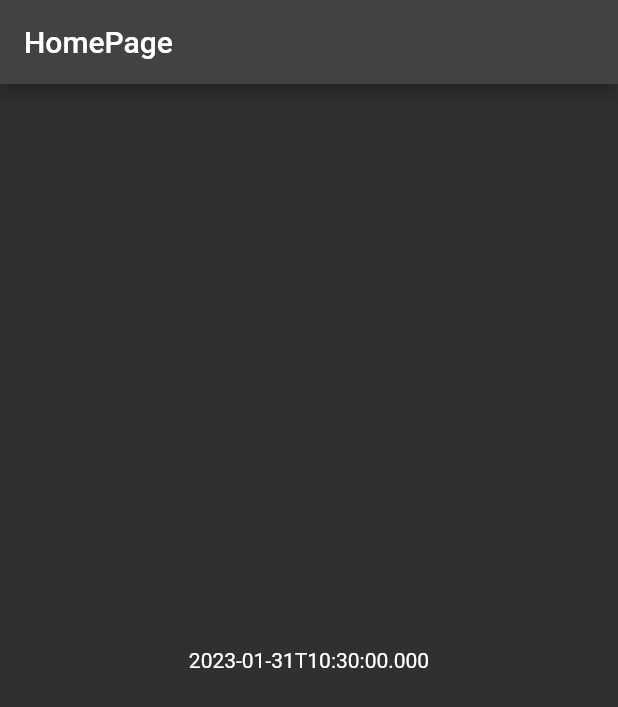
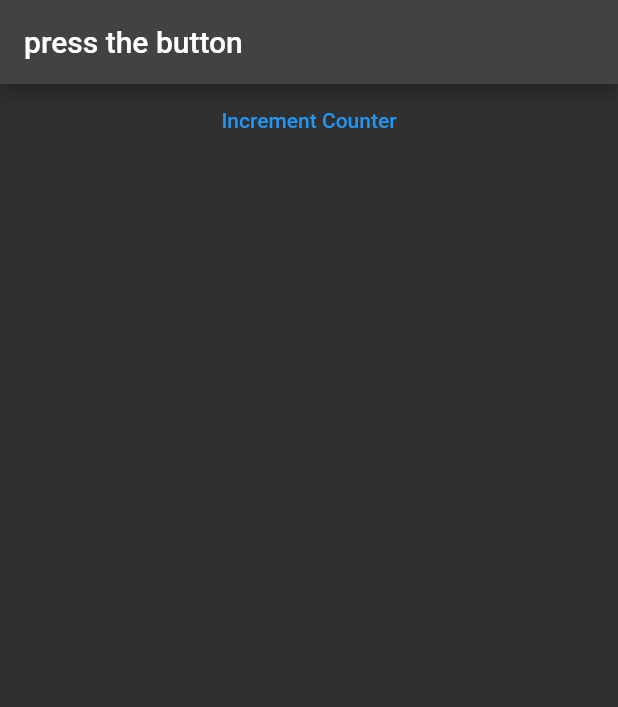
Before and after one commit to rasjonny/riverpod_example1, a Flutter app: the screen it shows after launch, on a phone screen of 412 x 824 dp. Shown: the top 707 px of the screen. Run offline on Flutter 3.47's test engine with Material 2 defaults, Android fonts, the phone set to English and light mode, and no system bars; our stand-ins replace hooks_riverpod.

Commit message:
second_commit

```diff
--- a/lib/main.dart
+++ b/lib/main.dart
@@ -14,8 +14,27 @@ void main() {
   );
 }
 
-final dateAndTime = Provider(
-  (ref) => DateTime.now(),
+extension OptionalInfixAddition<T extends num> on T? {
+  T? operator +(T? other) {
+    final shadow = this;
+    if (shadow != null) {
+      return shadow + (other ?? 0) as T;
+    }
+    return null;
+  }
+}
+
+class Counter extends StateNotifier<int?> {
+  Counter() : super(null);
+  void increment() {
+    state = state == null ? 1 : state + 1;
+  }
+
+  int? get value => state;
+}
+
+final counterValue = StateNotifierProvider<Counter, int?>(
+  (ref) => Counter(),
 );
 
 class HomePage extends ConsumerWidget {
@@ -23,15 +42,24 @@ class HomePage extends ConsumerWidget {
 
   @override
   Widget build(BuildContext context, ref) {
-    final date = ref.watch(dateAndTime);
     return Scaffold(
       appBar: AppBar(
-        title: const Text('HomePage'),
+        title: Consumer(
+          builder: (context, ref, child) {
+            final count = ref.watch(counterValue);
+            final value = count == null ? 'press the button' : count.toString();
+            return Text(value);
+          },
+        ),
       ),
-      body: Center(
-        child: Text(
-          date.toIso8601String(),
-        ),
+      body: Column(
+        crossAxisAlignment: CrossAxisAlignment.stretch,
+        children: [
+          TextButton(
+            onPressed: ref.read(counterValue.notifier).increment,
+            child: const Text('Increment Counter'),
+          ),
+        ],
       ),
     );
   }
```
